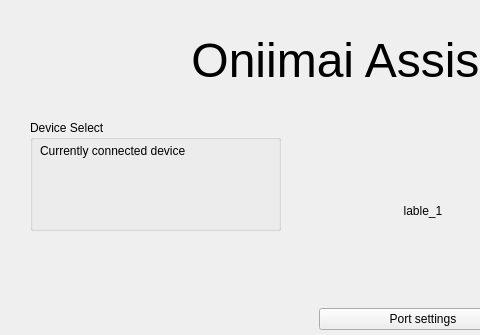
Qt form Project/interface/main_window.ui (Rinsutoringu/mai_setting_by_pyside6) before a commit; both pictures show x 0 to 480 and y 0 to 335 of the 750 by 650 pixel window.
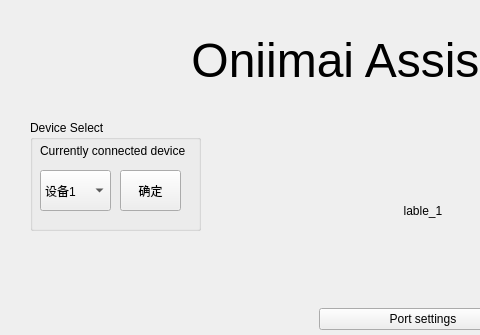
The same form after that commit.

```diff
--- a/Project/interface/main_window.ui
+++ b/Project/interface/main_window.ui
@@ -287,7 +287,7 @@
     <rect>
      <x>30</x>
      <y>120</y>
-     <width>251</width>
+     <width>171</width>
      <height>111</height>
     </rect>
    </property>
@@ -307,6 +307,34 @@
      <string>Currently connected device</string>
     </property>
    </widget>
+   <widget class="QComboBox" name="device_selector">
+    <property name="geometry">
+     <rect>
+      <x>10</x>
+      <y>50</y>
+      <width>71</width>
+      <height>41</height>
+     </rect>
+    </property>
+    <item>
+     <property name="text">
+      <string>设备1</string>
+     </property>
+    </item>
+   </widget>
+   <widget class="QPushButton" name="reconfirm_button">
+    <property name="geometry">
+     <rect>
+      <x>90</x>
+      <y>50</y>
+      <width>61</width>
+      <height>41</height>
+     </rect>
+    </property>
+    <property name="text">
+     <string>确定</string>
+    </property>
+   </widget>
   </widget>
  </widget>
  <tabstops>
```
